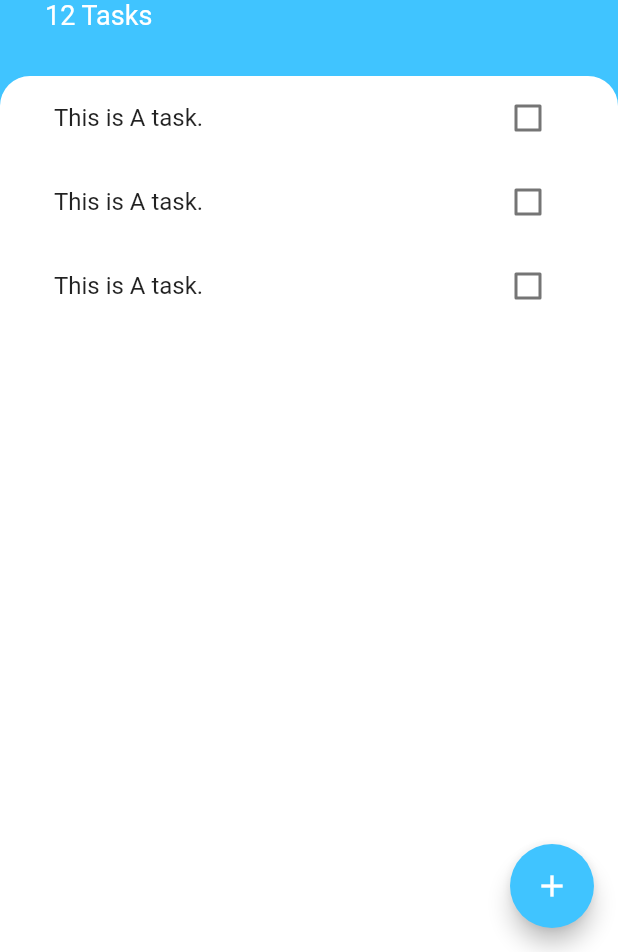
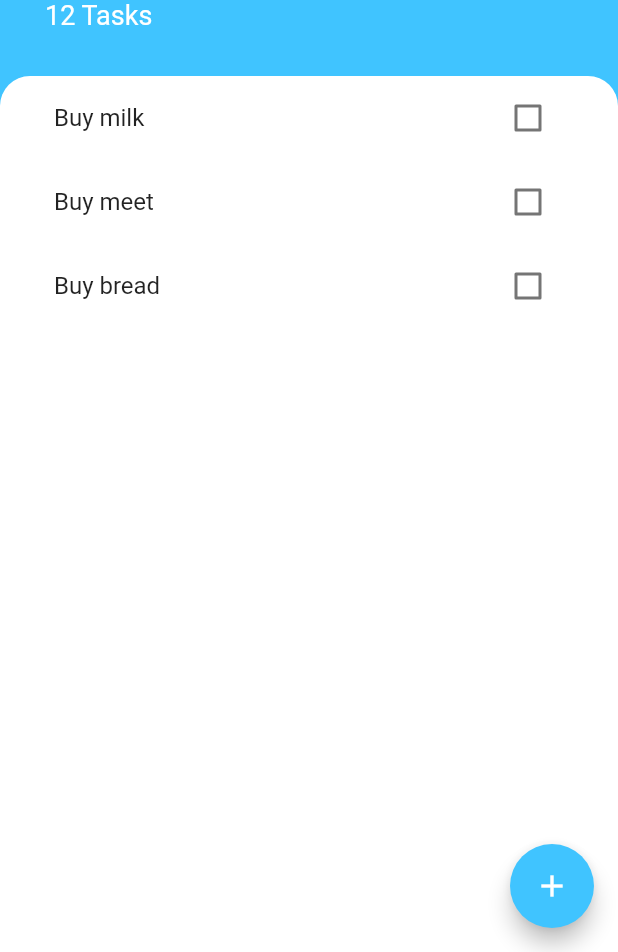
Before and after one commit to Okazuki/todoey, a Flutter app: the screen it shows after launch, on a phone screen of 412 x 824 dp, the part 284-1236 px from its top. Run offline on Flutter 3.47's test engine with Material 2 defaults, Android fonts, the phone set to English and light mode, and no system bars.

Commit message:
Add task

```diff
--- /dev/null
+++ b/lib/models/task.dart
@@ -0,0 +1,10 @@
+class Task {
+  final String name;
+  bool isDone;
+
+  Task({this.name,this.isDone = false});
+
+  void toggleDone() {
+    isDone = !isDone;
+  }
+}
--- a/lib/screens/add_task_screen.dart
+++ b/lib/screens/add_task_screen.dart
@@ -1,8 +1,16 @@
 import 'package:flutter/material.dart';
 
 class AddTaskScreen extends StatelessWidget {
+
+  final Function addTaskCallback;
+
+  AddTaskScreen({this.addTaskCallback});
+
   @override
   Widget build(BuildContext context) {
+
+    String newTaskTitle;
+
     return Container(
       color: Color(0xff757575),
       child: Container(
@@ -28,6 +36,9 @@ class AddTaskScreen extends StatelessWidget {
             TextField(
               autofocus: true,
               textAlign: TextAlign.center,
+              onChanged: (newText) {
+                newTaskTitle = newText;
+              },
             ),
             FlatButton(
               child: Text(
@@ -38,7 +49,7 @@ class AddTaskScreen extends StatelessWidget {
               ),
               color: Colors.lightBlueAccent,
               onPressed: () {
-
+                addTaskCallback(newTaskTitle);
               },
             ),
           ],
--- a/lib/screens/tasks_screen.dart
+++ b/lib/screens/tasks_screen.dart
@@ -1,9 +1,21 @@
 import 'package:flutter/material.dart';
+import 'package:todoey_flutter/models/task.dart';
 import 'package:todoey_flutter/screens/add_task_screen.dart';
 import 'package:todoey_flutter/widgets/task_list.dart';
 
 
-class TasksScreen extends StatelessWidget {
+class TasksScreen extends StatefulWidget {
+
+  @override
+  _TasksScreenState createState() => _TasksScreenState();
+}
+
+class _TasksScreenState extends State<TasksScreen> {
+  List<Task> tasks = [
+    Task(name: 'Buy milk'),
+    Task(name: 'Buy meet'),
+    Task(name: 'Buy bread'),
+  ];
 
   @override
   Widget build(BuildContext context) {
@@ -14,7 +26,14 @@ class TasksScreen extends StatelessWidget {
           backgroundColor: Colors.lightBlueAccent,
           child: Icon(Icons.add),
           onPressed: () {
-            showModalBottomSheet(context: context, builder: (context) => AddTaskScreen());
+            showModalBottomSheet(
+                context: context,
+                builder: (context) => AddTaskScreen(addTaskCallback: (newTaskTitle){
+                  setState(() {
+                    tasks.add(Task(name: newTaskTitle));
+                  });
+                  Navigator.pop(context);
+                }));
           },
         ),
         body: Column(
@@ -65,7 +84,7 @@ class TasksScreen extends StatelessWidget {
                     topRight: Radius.circular(20.0),
                   ),
                 ),
-                child: TaskList(),
+                child: TaskList(tasks),
               ),
             ),
           ],
--- a/lib/widgets/task_list.dart
+++ b/lib/widgets/task_list.dart
@@ -1,16 +1,31 @@
 import 'package:flutter/material.dart';
+import 'package:todoey_flutter/models/task.dart';
 import 'package:todoey_flutter/widgets/task_tile.dart';
 
-class TaskList extends StatelessWidget {
+class TaskList extends StatefulWidget {
+
+  final List<Task> tasks;
+
+  TaskList(this.tasks);
+
+  @override
+  _TaskListState createState() => _TaskListState();
+}
+
+class _TaskListState extends State<TaskList> {
 
   @override
   Widget build(BuildContext context) {
-    return ListView(
-      children: <Widget>[
-        TaskTile(),
-        TaskTile(),
-        TaskTile(),
-      ],
-    );
+    return ListView.builder(itemBuilder: (context, index) {
+      return TaskTile(
+          taskTitle: widget.tasks[index].name,
+          isChecked: widget.tasks[index].isDone,
+          checkBoxCallback:(checkboxState) {
+            setState(() {
+              widget.tasks[index].toggleDone();
+            });
+          }
+      );
+    },itemCount: widget.tasks.length);
   }
 }
--- a/lib/widgets/task_tile.dart
+++ b/lib/widgets/task_tile.dart
@@ -1,43 +1,24 @@
 import 'package:flutter/material.dart';
 
-class TaskTile extends StatefulWidget {
-  @override
-  _TaskTileState createState() => _TaskTileState();
-}
+class TaskTile extends StatelessWidget {
+  final bool isChecked;
+  final String taskTitle;
+  final Function checkBoxCallback;
 
-class _TaskTileState extends State<TaskTile> {
-  bool isChecked = false;
-
-  void checkBoxCallBack(bool newValue) {
-    setState(() {
-      isChecked = newValue;
-    });
-  }
+  TaskTile({this.isChecked,this.taskTitle,this.checkBoxCallback});
 
   @override
   Widget build(BuildContext context) {
     return ListTile(
-      title: Text('This is A task.',
+      title: Text(
+        taskTitle,
         style: TextStyle(decoration: isChecked ? TextDecoration.lineThrough : null),
     ),
-      trailing: TaskCheckBox(checkBoxState: isChecked,toggleCheckBoxState: checkBoxCallBack)
+      trailing: Checkbox(
+          activeColor: Colors.blueAccent,
+          value: isChecked,
+          onChanged:checkBoxCallback,
+      )
     );
   }
 }
-
-class TaskCheckBox extends StatelessWidget {
-
-  final bool checkBoxState;
-  final Function toggleCheckBoxState;
-
-  TaskCheckBox({this.checkBoxState,this.toggleCheckBoxState});
-
-  @override
-  Widget build(BuildContext context) {
-    return Checkbox(
-      activeColor: Colors.blueAccent,
-      value: checkBoxState,
-      onChanged:toggleCheckBoxState
-    );
-  }
-}
```
